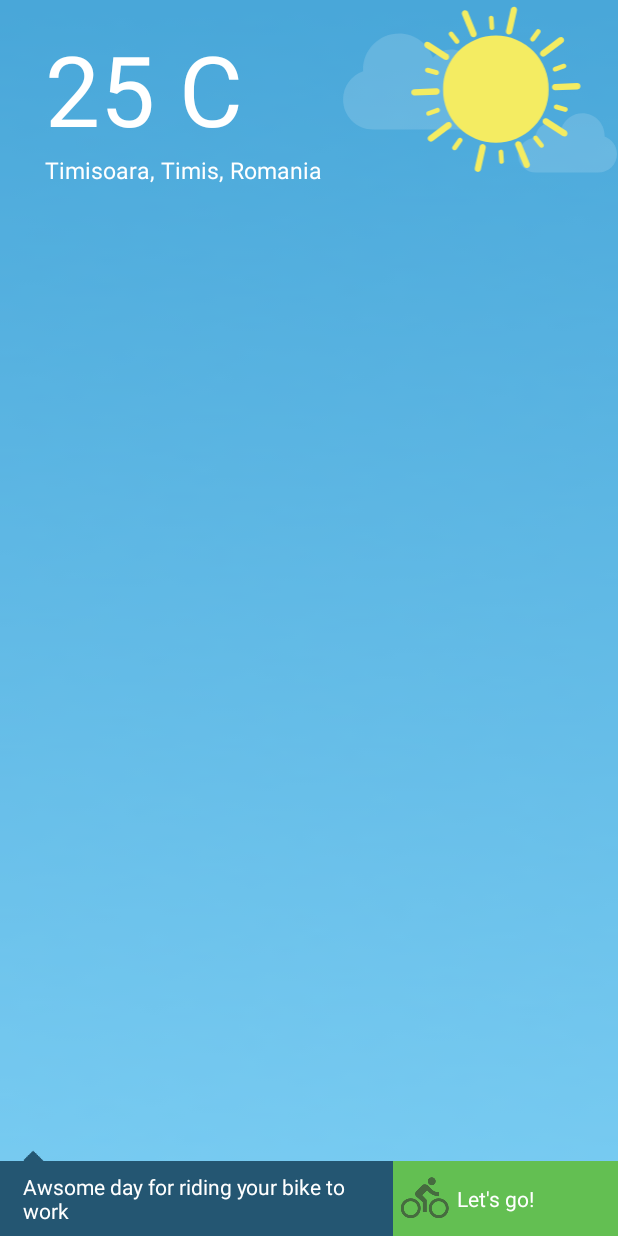
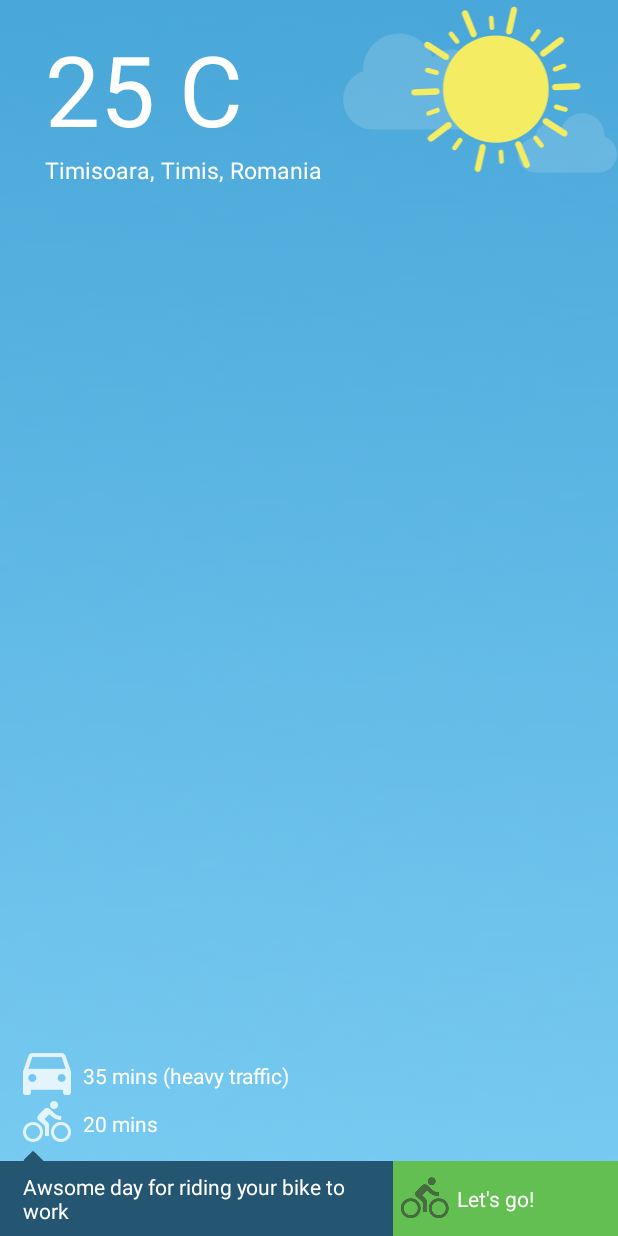
Before and after one commit to happybike/happy-bike-android, an Android app: the layout notification_morning.xml on its own in the app's theme, with its tools: preview values and no code run, on a phone screen of 412 x 824 dp. Run offline under Robolectric (Android 15) with nearby library versions, the phone set to English and light mode, and no system bars.

Commit message:
Add car and bike times.

```diff
--- a/mobile/src/main/res/layout/notification_morning.xml
+++ b/mobile/src/main/res/layout/notification_morning.xml
@@ -119,4 +119,53 @@
         android:src="@drawable/notification_up"
         android:background="@android:color/transparent"
         />
+
+    <ImageButton
+        android:id="@+id/time_bike"
+        android:layout_width="wrap_content"
+        android:layout_height="wrap_content"
+        android:layout_alignParentStart="true"
+        android:layout_alignParentLeft="true"
+        android:layout_marginLeft="15dp"
+        android:layout_marginStart="15dp"
+        android:layout_marginBottom="10dp"
+        android:layout_above="@id/go_container"
+        android:src="@drawable/ic_action_bike_white"
+        android:background="@android:color/transparent"
+        />
+    <ImageButton
+        android:id="@+id/time_car"
+        android:layout_width="wrap_content"
+        android:layout_height="wrap_content"
+        android:layout_alignParentStart="true"
+        android:layout_alignParentLeft="true"
+        android:layout_marginLeft="15dp"
+        android:layout_marginStart="15dp"
+        android:layout_above="@id/time_bike"
+        android:src="@drawable/ic_action_car"
+        android:background="@android:color/transparent"
+        />
+    <TextView
+        android:layout_width="wrap_content"
+        android:layout_height="wrap_content"
+        android:text="35 mins (heavy traffic)"
+        android:layout_alignParentStart="true"
+        android:layout_alignParentLeft="true"
+        android:layout_marginLeft="55dp"
+        android:layout_marginStart="55dp"
+        android:layout_marginBottom="5dp"
+        android:layout_above="@id/time_bike"
+        android:textColor="@color/colorNotifAccent"/>
+    <TextView
+        android:layout_width="wrap_content"
+        android:layout_height="wrap_content"
+        android:text="20 mins"
+        android:layout_alignParentStart="true"
+        android:layout_alignParentLeft="true"
+        android:layout_marginLeft="55dp"
+        android:layout_marginStart="55dp"
+        android:layout_marginBottom="15dp"
+        android:layout_above="@id/go_container"
+        android:textColor="@color/colorNotifAccent"/>
+
 </RelativeLayout>
```
Also changed, not shown: mobile/src/main/res/drawable-hdpi/ic_action_bike_white.png (added), mobile/src/main/res/drawable-hdpi/ic_action_car.png (added), mobile/src/main/res/drawable-mdpi/ic_action_bike_white.png (added), mobile/src/main/res/drawable-mdpi/ic_action_car.png (added), mobile/src/main/res/drawable-xhdpi/ic_action_bike_white.png (added), mobile/src/main/res/drawable-xhdpi/ic_action_car.png (added), mobile/src/main/res/drawable-xxhdpi/ic_action_bike_white.png (added), mobile/src/main/res/drawable-xxhdpi/ic_action_car.png (added).
